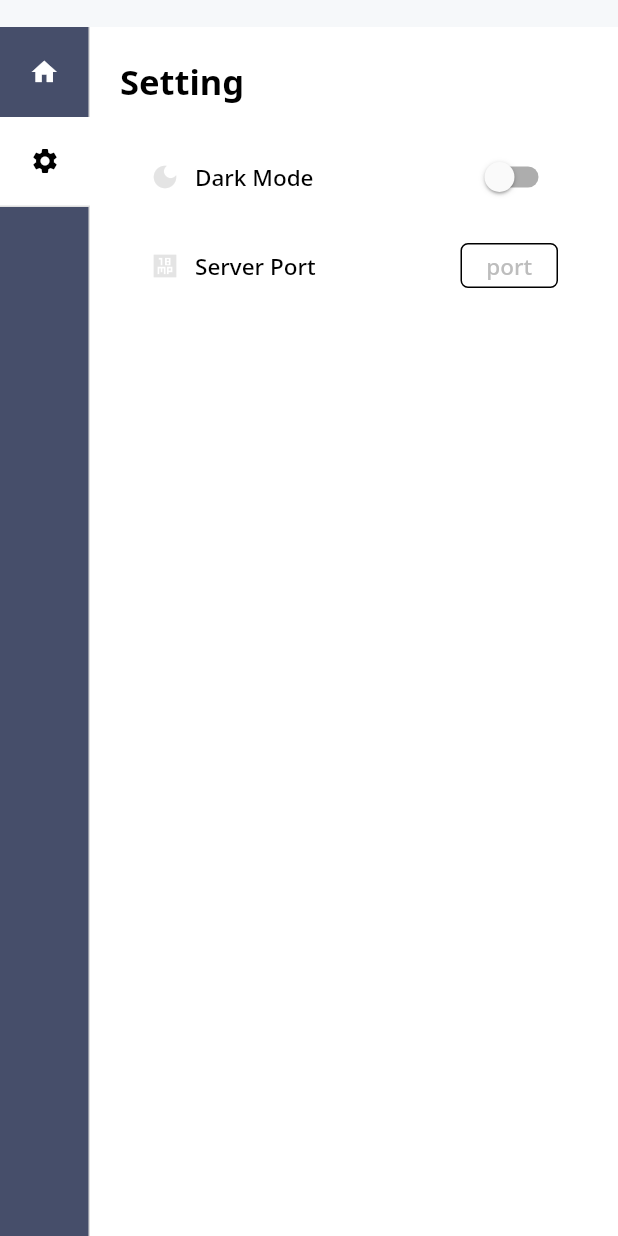
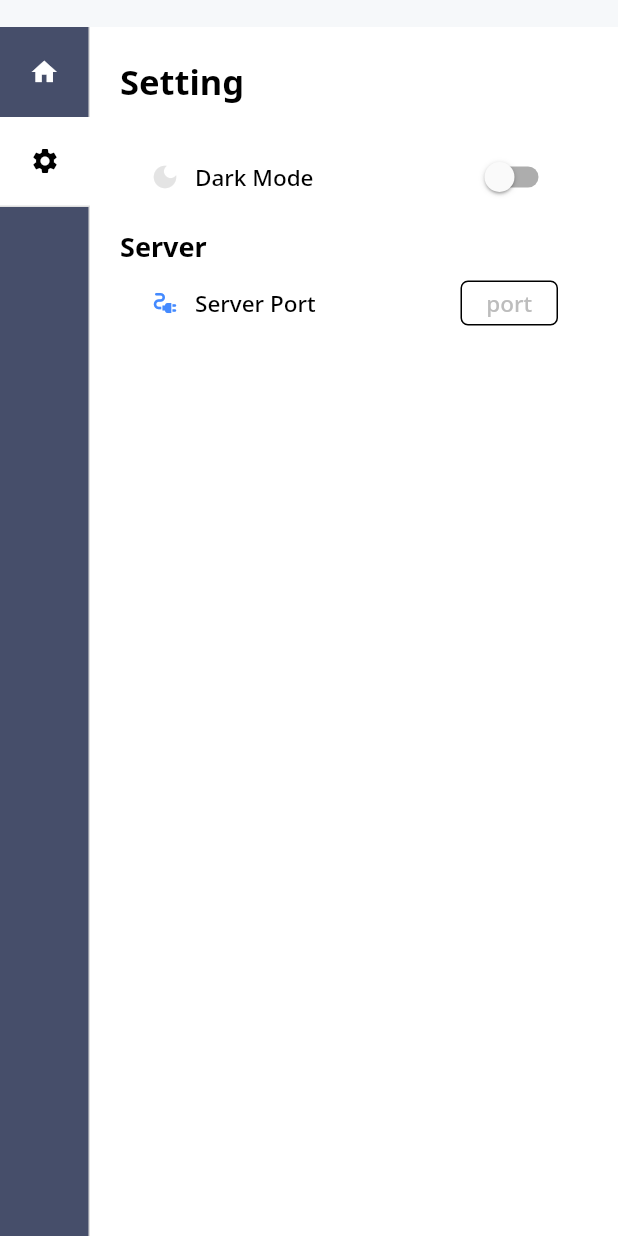
Before and after one commit to bebe0612/flutter_logcat, a Flutter app: the screen it shows after launch, after a tap on the "settings" icon, on a phone screen of 412 x 824 dp. Run offline on Flutter 3.47's test engine with Material 2 defaults, Android fonts, the phone set to English and light mode, and no system bars; our stand-ins replace freezed_annotation, shelf; missing offline and left inert: r_get_ip; statements that could not run were skipped.

Commit message:
feat : Add server text & change icon

```diff
--- a/lib/app/presentation/dashboard/setting/setting_screen.dart
+++ b/lib/app/presentation/dashboard/setting/setting_screen.dart
@@ -33,10 +33,15 @@ class SettingScreen extends StatelessWidget {
               maxWidth: 500,
             ),
             child: Column(
-              children: const [
-                SizedBox(height: 15),
-                DarkModeTile(),
-                ServerPortTile(),
+              crossAxisAlignment: CrossAxisAlignment.start,
+              children: [
+                const SizedBox(height: 15),
+                const DarkModeTile(),
+                Text(
+                  "Server",
+                  style: Theme.of(context).textTheme.headline3!,
+                ),
+                const ServerPortTile(),
               ],
             ),
           ),
@@ -116,10 +121,10 @@ class _ServerPortTileState extends State<ServerPortTile> {
       child: Row(
         crossAxisAlignment: CrossAxisAlignment.center,
         children: [
-          Icon(
-            Icons.eighteen_mp_sharp,
+          const Icon(
+            Icons.electrical_services,
             size: 20,
-            color: Theme.of(context).highlightColor,
+            color: Colors.blueAccent,
           ),
           const SizedBox(width: 10),
           Column(
```
